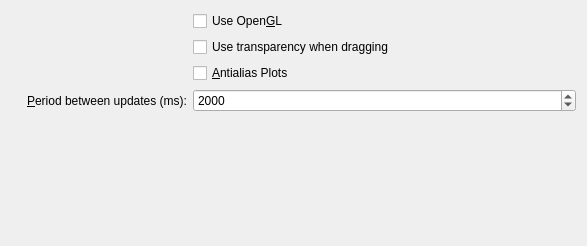
First picture: the form in src/libkstapp/generaltab.ui, repository Kst-plot/kst, before the edit.
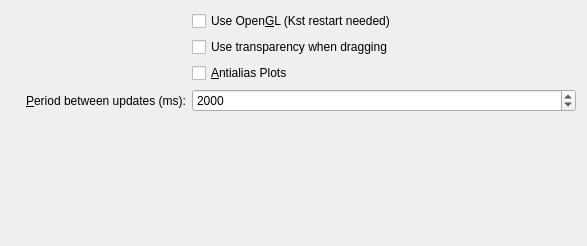
Second picture: the form after the edit.

Commit message: graphics system needs to be set before QApplication is constructed

The edit to the form file:
```diff
--- a/src/libkstapp/generaltab.ui
+++ b/src/libkstapp/generaltab.ui
@@ -68,7 +68,7 @@
       <string>Rendering using OpenGL is faster on some architectures, but very buggy on others (depending on the video driver).  This might help, or might cause things to go horribly wrong.</string>
      </property>
      <property name="text">
-      <string>Use Open&amp;GL</string>
+      <string>Use Open&amp;GL (Kst restart needed)</string>
      </property>
     </widget>
    </item>
```
The commit also changes 2 other files.
